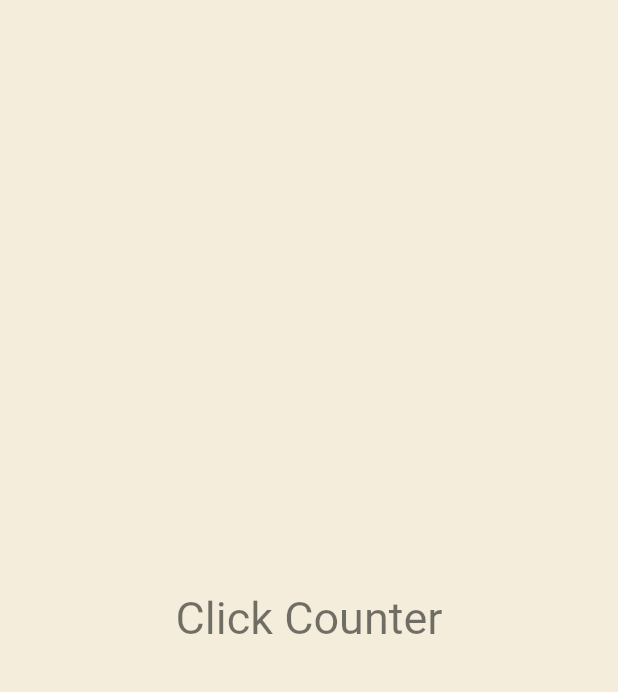
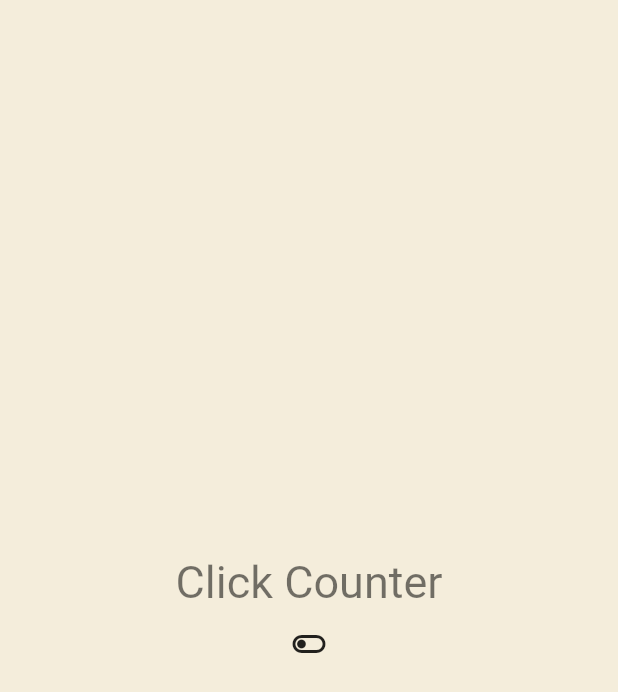
Before and after one commit to kiephpark/webtoon, a Flutter app: the screen it shows after launch, on a phone screen of 412 x 824 dp. Shown: the top 692 px of the screen. Run offline on Flutter 3.47's test engine with Material 2 defaults, Android fonts, the phone set to English and light mode, and no system bars.

Commit message:
4.4 widget life cycle.

```diff
--- a/lib/main.dart
+++ b/lib/main.dart
@@ -16,8 +16,23 @@ class App extends StatefulWidget {
 
 class _AppState extends State<App> {
   List<int> counters = [];
+  bool isShowTitle = true;
+
+  @override
+  void initState() {
+    super.initState();
+    print("initState!!");
+  }
+
+  @override
+  void dispose() {
+    super.dispose();
+    print("dispose");
+  }
+
   @override
   Widget build(BuildContext context) {
+    print("build!!");
     return MaterialApp(
       theme: ThemeData(
         textTheme: const TextTheme(
@@ -26,18 +41,25 @@ class _AppState extends State<App> {
           )
         ),
       ),
-      home: const Scaffold(
-        backgroundColor: Color(0xFFF4EDDB),
+      home: Scaffold(
+        backgroundColor: const Color(0xFFF4EDDB),
         body: Center(
           child: Column(
             mainAxisAlignment: MainAxisAlignment.center,
             children: [
-              LargeTitle(),
+              isShowTitle ? const LargeTitle() : const Text("No Display"),
+              IconButton(onPressed: onPressed, icon: const Icon(Icons.toggle_off_outlined))
             ],
           ),
         ),
       ),
     );
+  }
+
+  void onPressed() {
+    setState(() {
+      isShowTitle = !isShowTitle;
+    });
   }
 }
 
```
